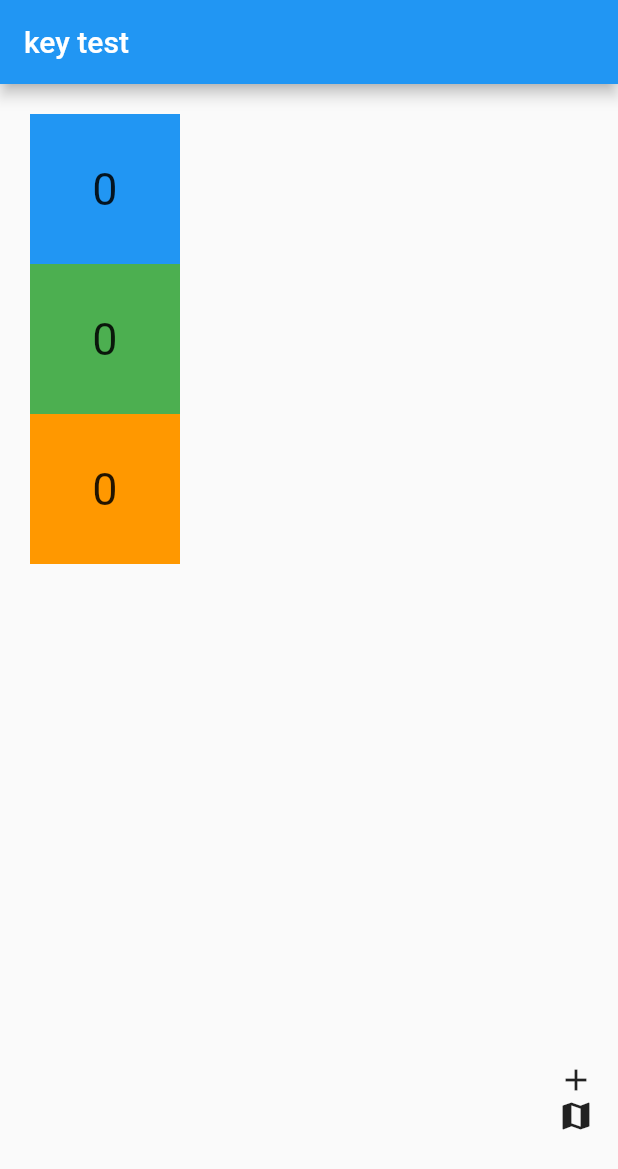
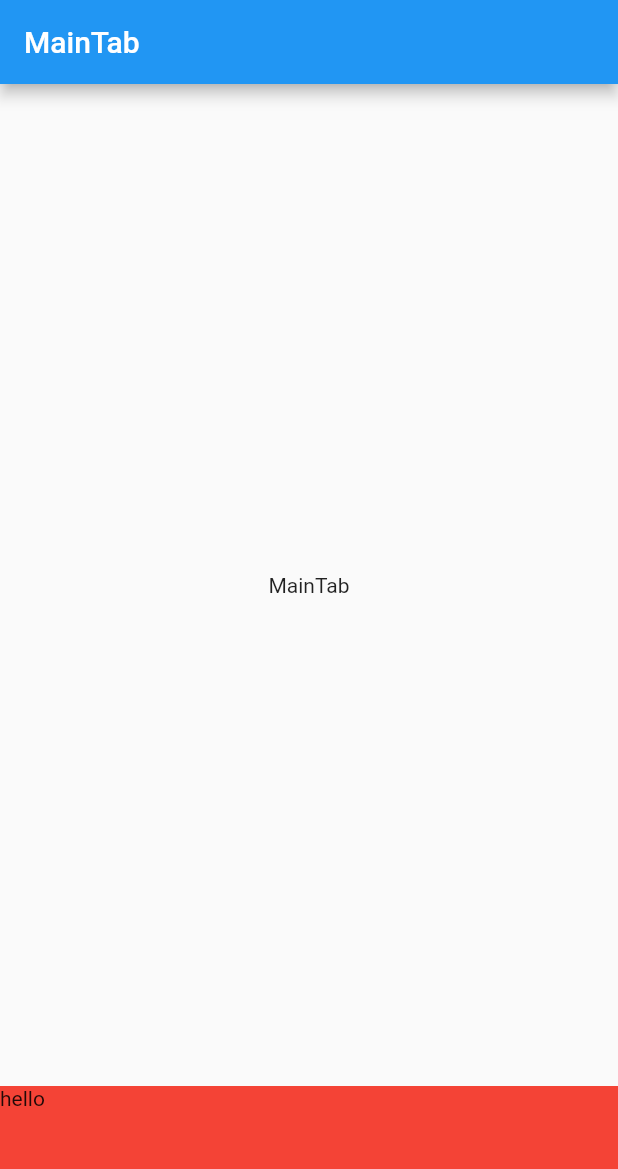
Before and after one commit to Inner-master/flutter_demo, a Flutter app: the screen it shows after launch, on a phone screen of 412 x 824 dp. Shown: the top 1169 px of the screen. Run offline on Flutter 3.47's test engine with Material 2 defaults, Android fonts, the phone set to English and light mode, and no system bars.

Commit message:
modify:基础

```diff
--- a/lib/global_key_test_page.dart
+++ b/lib/demo_test/global_key_test_page.dart
@@ -1,5 +1,5 @@
 import 'package:flutter/material.dart';
-import 'package:flutter_demo/key_test.dart';
+import 'package:flutter_demo/demo_test/key_test.dart';
 
 class GlobalKeyTestPage extends StatefulWidget {
 
--- a/lib/key_test.dart
+++ b/lib/demo_test/key_test.dart
@@ -2,7 +2,7 @@ import 'dart:math';
 
 import 'package:flutter/material.dart';
 import 'package:flutter/widgets.dart';
-import 'package:flutter_demo/global_key_test_page.dart';
+import 'package:flutter_demo/demo_test/global_key_test_page.dart';
 
 class ColorStatelessBox extends StatelessWidget {
   ColorStatelessBox({
--- a/lib/main.dart
+++ b/lib/main.dart
@@ -1,6 +1,7 @@
 import 'package:flutter/material.dart';
+import 'package:flutter_demo/tabs/main_tab.dart';
 
-import 'key_test.dart';
+import 'demo_test/key_test.dart';
 
 void main() {
   runApp(const MyApp());
@@ -15,104 +16,9 @@ class MyApp extends StatelessWidget {
     return MaterialApp(
       title: 'Flutter Demo',
       theme: ThemeData(
-        // This is the theme of your application.
-        //
-        // Try running your application with "flutter run". You'll see the
-        // application has a blue toolbar. Then, without quitting the app, try
-        // changing the primarySwatch below to Colors.green and then invoke
-        // "hot reload" (press "r" in the console where you ran "flutter run",
-        // or simply save your changes to "hot reload" in a Flutter IDE).
-        // Notice that the counter didn't reset back to zero; the application
-        // is not restarted.
         primarySwatch: Colors.blue,
       ),
-      home: const MyHomePage(title: 'Flutter Demo Home Page'),
+      home: const MainTab(),
     );
   }
 }
-
-class MyHomePage extends StatefulWidget {
-  const MyHomePage({super.key, required this.title});
-
-  // This widget is the home page of your application. It is stateful, meaning
-  // that it has a State object (defined below) that contains fields that affect
-  // how it looks.
-
-  // This class is the configuration for the state. It holds the values (in this
-  // case the title) provided by the parent (in this case the App widget) and
-  // used by the build method of the State. Fields in a Widget subclass are
-  // always marked "final".
-
-  final String title;
-
-  @override
-  State<MyHomePage> createState() => _MyHomePageState();
-}
-
-class _MyHomePageState extends State<MyHomePage> {
-  int _counter = 0;
-
-  void _incrementCounter() {
-    setState(() {
-      // This call to setState tells the Flutter framework that something has
-      // changed in this State, which causes it to rerun the build method below
-      // so that the display can reflect the updated values. If we changed
-      // _counter without calling setState(), then the build method would not be
-      // called again, and so nothing would appear to happen.
-      _counter++;
-    });
-  }
-
-  @override
-  Widget build(BuildContext context) {
-    return TestPage();
-    // This method is rerun every time setState is called, for instance as done
-    // by the _incrementCounter method above.
-    //
-    // The Flutter framework has been optimized to make rerunning build methods
-    // fast, so that you can just rebuild anything that needs updating rather
-    // than having to individually change instances of widgets.
-    return Scaffold(
-      appBar: AppBar(
-        // Here we take the value from the MyHomePage object that was created by
-        // the App.build method, and use it to set our appbar title.
-        title: Text(widget.title),
-      ),
-      body: Center(
-        // Center is a layout widget. It takes a single child and positions it
-        // in the middle of the parent.
-        child: Column(
-          // Column is also a layout widget. It takes a list of children and
-          // arranges them vertically. By default, it sizes itself to fit its
-          // children horizontally, and tries to be as tall as its parent.
-          //
-          // Invoke "debug painting" (press "p" in the console, choose the
-          // "Toggle Debug Paint" action from the Flutter Inspector in Android
-          // Studio, or the "Toggle Debug Paint" command in Visual Studio Code)
-          // to see the wireframe for each widget.
-          //
-          // Column has various properties to control how it sizes itself and
-          // how it positions its children. Here we use mainAxisAlignment to
-          // center the children vertically; the main axis here is the vertical
-          // axis because Columns are vertical (the cross axis would be
-          // horizontal).
-          mainAxisAlignment: MainAxisAlignment.center,
-          children: <Widget>[
-            const Text(
-              'You have pushed the button this many times:',
-            ),
-            Text(
-              '$_counter',
-              style: Theme.of(context).textTheme.headlineMedium,
-            ),
-          ],
-        ),
-      ),
-      floatingActionButton: FloatingActionButton(
-        onPressed: _incrementCounter,
-        tooltip: 'Increment',
-        child: const Icon(Icons.add),
-      ), // This trailing comma makes auto-formatting nicer for build methods.
-    );
-  }
-}
--- /dev/null
+++ b/lib/tabs/main_tab.dart
@@ -0,0 +1,35 @@
+import 'package:flutter/material.dart';
+
+class MainTab extends StatefulWidget{
+  final int? initIndex;
+  const MainTab({Key? key,this.initIndex}) : super(key: key);
+  @override
+  _MainTabState createState() => _MainTabState();
+}
+class _MainTabState extends State<MainTab>{
+
+  Widget _buildTabs(){
+    return TabBar(
+      tabs: [
+        Tab(text: "首页",icon: Icon(Icons.home)),
+        Tab(text: "我的",icon: Icon(Icons.person)),
+      ],
+    );
+  }
+
+  @override
+  Widget build(BuildContext context){
+    return Scaffold(
+      appBar: AppBar(
+        title: Text("MainTab"),
+      ),
+      body: Center(
+        child: Text("MainTab"),
+      ),
+      bottomNavigationBar: Container(
+          height: 100,
+          color: Colors.red,
+          child:Text("hello")),
+    );
+  }
+}
```
Also changed, not shown: lib/tabs/customized_tab.dart (added, +49 -0 lines), lib/theme/theme.dart (added, +16 -0 lines), lib/demo_test/Config.dart (renamed from lib/Config.dart).
